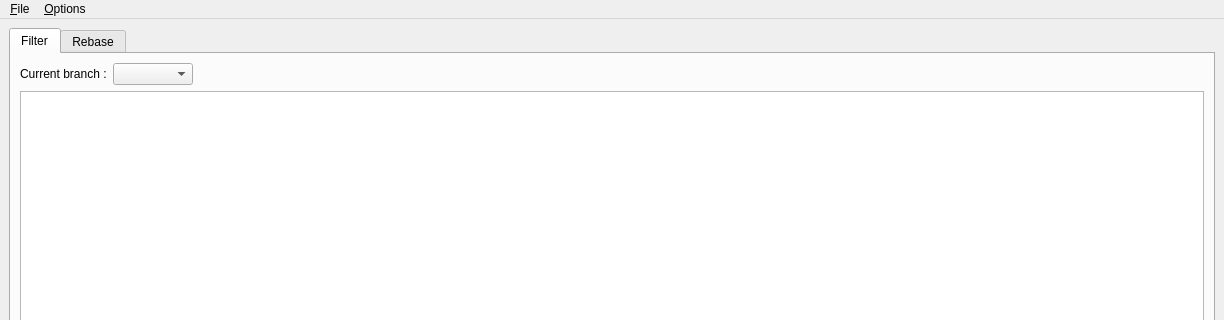
Old version of the form gitbuster/main_window.ui in the repository mike-perdide/gitbuster; both pictures show x 0 to 1224 and y 0 to 320 of the 1224 by 810 pixel window.
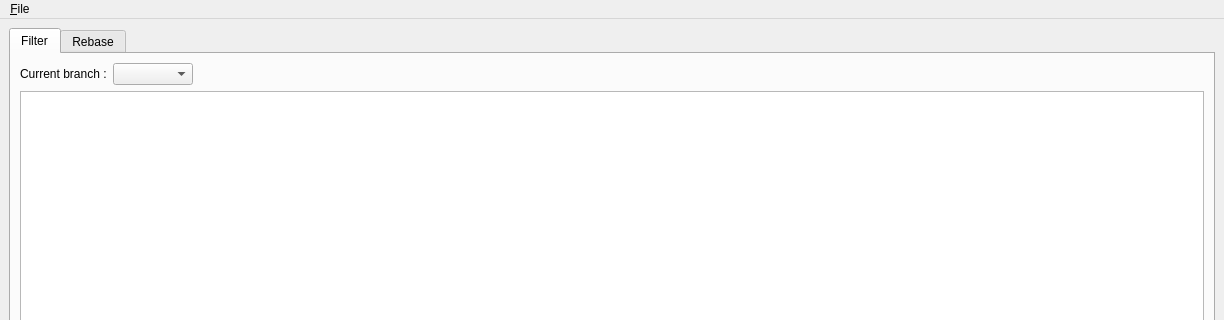
New version of the form.

Commit message: Removing "Options" menu.

Patch:
```diff
--- a/gitbuster/main_window.ui
+++ b/gitbuster/main_window.ui
@@ -885,14 +885,7 @@
     <addaction name="actionChange_repository"/>
     <addaction name="actionQuit"/>
    </widget>
-   <widget class="QMenu" name="menuOptions">
-    <property name="title">
-     <string>&amp;Options</string>
-    </property>
-    <addaction name="actionI_was_never_here"/>
-   </widget>
    <addaction name="menuFile"/>
-   <addaction name="menuOptions"/>
   </widget>
   <action name="actionChange_repository">
    <property name="text">
```
